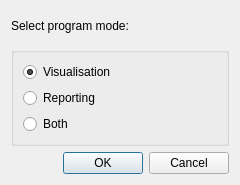
Old version of the form prj/ui/ModeSelectionDialog.ui in the repository marcinochman1993/ComputerMonitor.
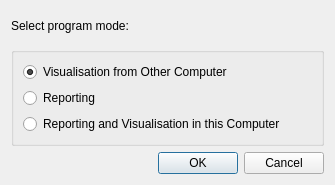
New version of the form.

What changed in the file:
```diff
--- a/prj/ui/ModeSelectionDialog.ui
+++ b/prj/ui/ModeSelectionDialog.ui
@@ -6,7 +6,7 @@
    <rect>
     <x>0</x>
     <y>0</y>
-    <width>240</width>
+    <width>335</width>
     <height>185</height>
    </rect>
   </property>
@@ -30,7 +30,7 @@
       <item>
        <widget class="QRadioButton" name="radioButton">
         <property name="text">
-         <string>Visualisation</string>
+         <string>Visualisation from Other Computer</string>
         </property>
         <property name="checked">
          <bool>true</bool>
@@ -50,7 +50,7 @@
       <item>
        <widget class="QRadioButton" name="radioButton_3">
         <property name="text">
-         <string>Both</string>
+         <string>Reporting and Visualisation in this Computer</string>
         </property>
        </widget>
       </item>
```
